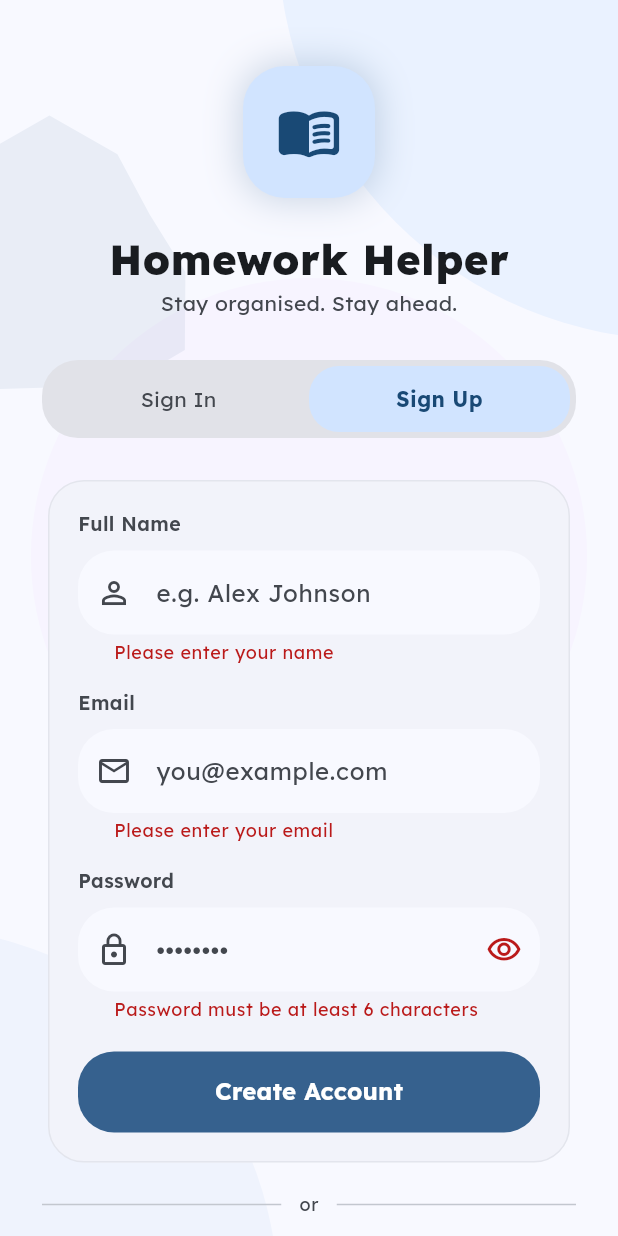
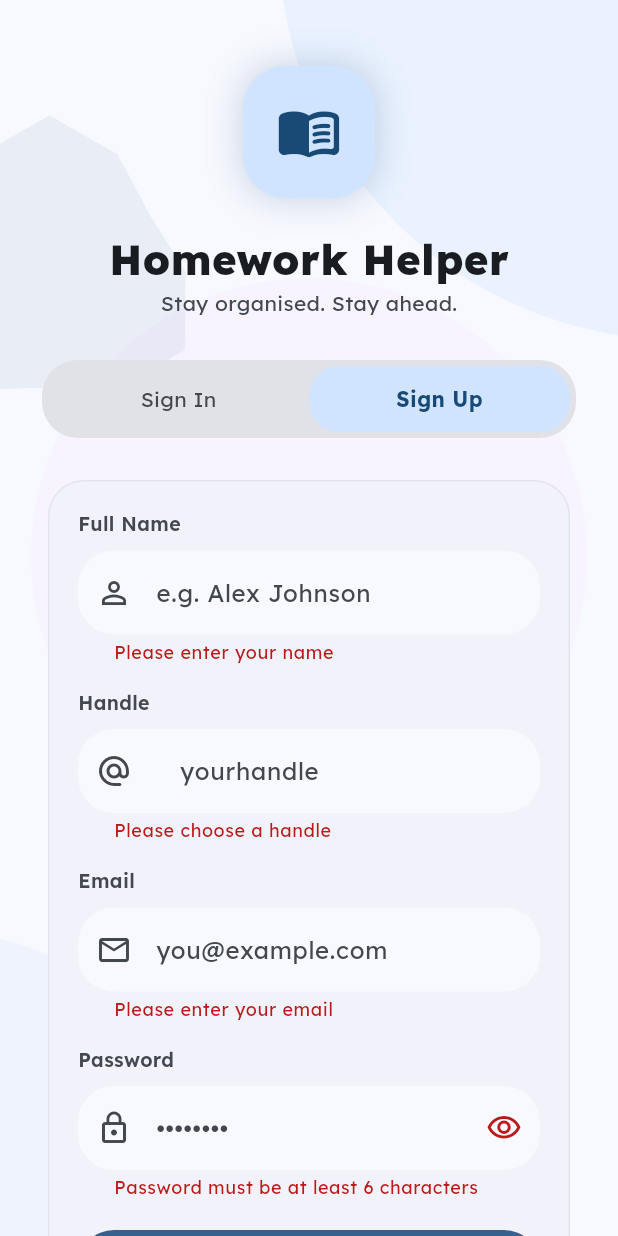
Before and after one commit to anpuop1511/homework-helper, a Flutter app: the screen it shows after launch, after a tap on "Sign Up", after a tap on "Create Account", on a phone screen of 412 x 824 dp. Run offline on Flutter 3.47's test engine with Material 3 defaults, Android fonts, the phone set to English and light mode, and no system bars; drawn by our look-alikes of dynamic_color; our stand-ins replace animate_do, app_links, cloud_firestore, firebase_auth, firebase_core, firebase_storage and 13 more; missing offline and left inert: mobile_scanner, nfc_manager, nfc_manager_ndef; accounts and stored records are empty.

Commit message:
Migrate handle creation to sign-up and fix zombie friend removal
Agent-Logs-Url: https://github.com/anpuop1511/homework-helper/sessions/592b1144-a6af-4737-84c2-94833cd905c9

Co-authored-by: anpuop1511 <261196503+anpuop1511@users.noreply.github.com>

```diff
--- a/lib/main.dart
+++ b/lib/main.dart
@@ -26,7 +26,6 @@ import 'screens/join_invite_screen.dart';
 import 'screens/login_screen.dart';
 import 'screens/main_scaffold.dart';
 import 'screens/splash_screen.dart';
-import 'screens/username_screen.dart';
 
 Future<void> main() async {
   WidgetsFlutterBinding.ensureInitialized();
@@ -186,11 +185,6 @@ class _AuthGateState extends State<_AuthGate> {
     // Loading finished – cancel any pending retry timer.
     _loadTimer?.cancel();
     _loadTimer = null;
-
-    // Force existing (and new) users to pick a handle if they don't have one.
-    if (auth.username == null || auth.username!.isEmpty) {
-      return const UsernameScreen();
-    }
 
     return const MainScaffold();
   }
--- a/lib/providers/social_provider.dart
+++ b/lib/providers/social_provider.dart
@@ -426,13 +426,17 @@ class SocialProvider extends ChangeNotifier {
 
   /// Removes [friend] from the friends list.
   Future<void> removeFriend(String id) async {
+    // Optimistically remove from local state immediately for instant UI feedback.
+    _friends.removeWhere((f) => f.id == id);
+    notifyListeners();
+
     if (_uid != null) {
       try {
         await DatabaseService.instance.removeFriend(_uid!, id);
-      } catch (_) {}
+      } catch (_) {
+        // If the removal fails, the Firestore stream will restore the correct state.
+      }
     } else {
-      _friends.removeWhere((f) => f.id == id);
-      notifyListeners();
       await _save();
     }
   }
--- a/lib/screens/login_screen.dart
+++ b/lib/screens/login_screen.dart
@@ -10,6 +10,7 @@ import 'package:provider/provider.dart';
 import '../providers/auth_provider.dart' as app_auth;
 import '../providers/security_provider.dart';
 import '../providers/user_provider.dart';
+import '../services/database_service.dart';
 import 'main_scaffold.dart';
 
 // Squircle / Expressive radius constants — 24.0 throughout.
@@ -40,6 +41,7 @@ class _LoginScreenState extends State<LoginScreen>
   final _emailController = TextEditingController();
   final _passwordController = TextEditingController();
   final _nameController = TextEditingController();
+  final _handleController = TextEditingController();
   bool _obscurePassword = true;
   bool _isLoading = false;
 
@@ -66,6 +68,7 @@ class _LoginScreenState extends State<LoginScreen>
     _emailController.dispose();
     _passwordController.dispose();
     _nameController.dispose();
+    _handleController.dispose();
     super.dispose();
   }
 
@@ -92,6 +95,20 @@ class _LoginScreenState extends State<LoginScreen>
           _passwordController.text,
           displayName: _nameController.text.trim(),
         );
+        // Claim the chosen handle immediately so the user never sees the
+        // standalone "Choose Handle" screen.
+        final handle = _handleController.text.trim().toLowerCase();
+        final uid = auth.uid;
+        if (uid != null) {
+          final handleError =
+              await DatabaseService.instance.claimUsername(uid, handle);
+          if (!mounted) return;
+          if (handleError != null) {
+            _showError(handleError);
+            return;
+          }
+          auth.setUsernameDirectly(handle);
+        }
       }
       if (!mounted) return;
       final name = _nameController.text.trim();
@@ -102,8 +119,7 @@ class _LoginScreenState extends State<LoginScreen>
       // Notify the platform's autofill service that the user has signed in so
       // that it can prompt to save the credentials.
       TextInput.finishAutofillContext();
-      // _AuthGate in main.dart now handles routing to UsernameScreen for any
-      // signed-in user without a handle (new sign-up or existing account).
+      // _AuthGate in main.dart now handles routing to the main app.
     } on FirebaseAuthException catch (e) {
       debugPrint('[LoginScreen] FirebaseAuthException: ${e.code} - ${e.message}');
       if (!mounted) return;
@@ -383,6 +399,50 @@ class _LoginScreenState extends State<LoginScreen>
                                           (v == null || v.trim().isEmpty)
                                               ? 'Please enter your name'
                                               : null,
+                                    ),
+                                    const SizedBox(height: 16),
+                                    Text(
+                                      'Handle',
+                                      style: GoogleFonts.lexend(
+                                        fontSize: 13,
+                                        fontWeight: FontWeight.w600,
+                                        color: colorScheme.onSurfaceVariant,
+                                      ),
+                                    ),
+                                    const SizedBox(height: 8),
+                                    TextFormField(
+                                      controller: _handleController,
+                                      keyboardType: TextInputType.text,
+                                      textInputAction: TextInputAction.next,
+                                      inputFormatters: [
+                                        FilteringTextInputFormatter.allow(
+                                            RegExp(r'[a-zA-Z0-9_]')),
+                                        LengthLimitingTextInputFormatter(20),
+                                      ],
+                                      decoration: InputDecoration(
+                                        hintText: 'yourhandle',
+                                        prefixText: '@',
+                                        prefixIcon: const Icon(
+                                            Icons.alternate_email_rounded),
+                                        border: OutlineInputBorder(
+                                          borderRadius: BorderRadius.circular(
+                                              _kInputRadius),
+                                          borderSide: BorderSide.none,
+                                        ),
+                                        filled: true,
+                                        fillColor: colorScheme.surface,
+                                      ),
+                                      validator: (v) {
+                                        if (v == null || v.trim().isEmpty) {
+                                          return 'Please choose a handle';
+                                        }
+                                        final h = v.trim();
+                                        if (!RegExp(r'^[a-zA-Z][a-zA-Z0-9_]{2,19}$')
+                                            .hasMatch(h)) {
+                                          return 'Handle must start with a letter, 3–20 chars, letters/digits/underscores only';
+                                        }
+                                        return null;
+                                      },
                                     ),
                                     const SizedBox(height: 16),
                                   ],
```
